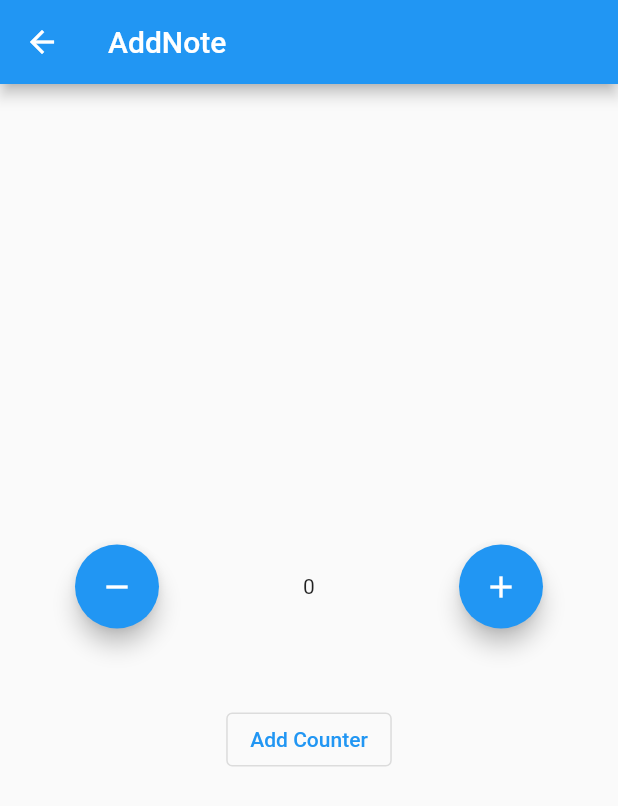
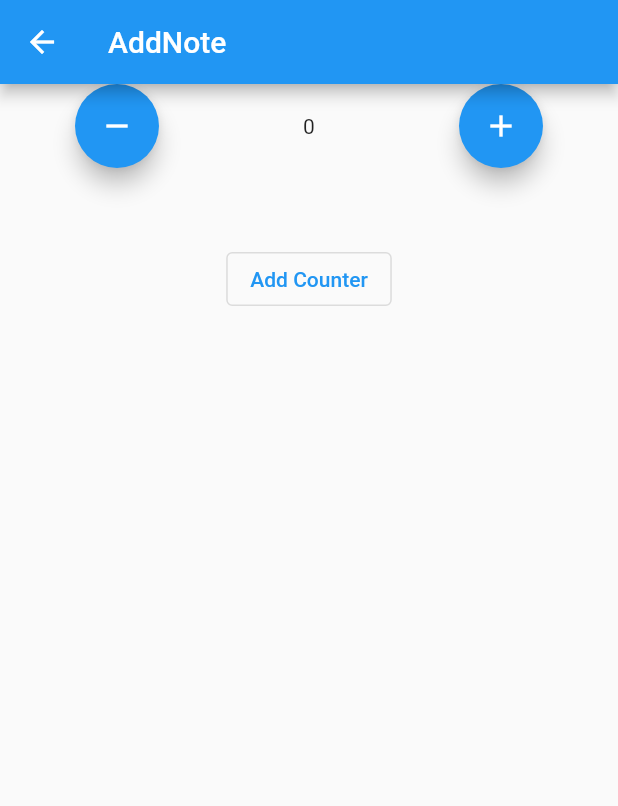
Before and after one commit to Daniel-Shegida/Flutter_List_of_Block_counters_passus_project, a Flutter app: the screen it shows after launch, after a tap on the "add" icon, on a phone screen of 412 x 824 dp. Shown: the top 806 px of the screen. Run offline on Flutter 3.47's test engine with Material 2 defaults, Android fonts, the phone set to English and light mode, and no system bars; our stand-ins replace flutter_bloc, hive, hive_flutter; accounts and stored records are empty.

Commit message:
does cleaning

```diff
--- a/lib/models/counters_model.dart
+++ b/lib/models/counters_model.dart
@@ -8,7 +8,5 @@ class CountersModels {
   @HiveField(0)
   int? number;
 
-
   CountersModels({ this.number});
-
 }
--- a/lib/screens/add_counter_page.dart
+++ b/lib/screens/add_counter_page.dart
@@ -11,41 +11,26 @@ class _AddNotePageState extends State<AddNotePage> {
   int _number = 0;
 
   @override
-  void initState() {
-    super.initState();
-  }
+  Widget build(BuildContext context) {
+    final noteBloc = BlocProvider.of<CountersBloc>(context);
 
-  @override
-  void dispose() {
-    super.dispose();
-  }
-
-  @override
-  Widget build(BuildContext context) {
-//Todo later as event
     void increaseCounter() {
       setState(() {
         _number++;
       });
     }
 
-    //Todo later as event
     void decreaseCounter() {
       setState(() {
         _number--;
       });
     }
 
-    final noteBloc = BlocProvider.of<CountersBloc>(context);
-
     return Scaffold(
         appBar: AppBar(
           title: Text("AddNote"),
         ),
-      body: Center(
-          child: Column(
-        mainAxisAlignment: MainAxisAlignment.center,
-        children: [
+        body: Column(children: [
           Row(
               mainAxisAlignment: MainAxisAlignment.spaceEvenly,
               children: <Widget>[
@@ -54,21 +39,16 @@ class _AddNotePageState extends State<AddNotePage> {
                   tooltip: 'Decrement',
                   child: Icon(Icons.remove),
                 ),
-                Container(
-                  width: 100,
-                  child: Center(
-                    child: Text("$_number"),
-                  ),
-                ),
+                Container(width: 100, child: Center(child: Text("$_number"))),
                 FloatingActionButton(
                   onPressed: increaseCounter,
                   tooltip: 'Increment',
                   child: Icon(Icons.add),
                 ),
               ]),
-
-          SizedBox(height: 50,),
-
+          SizedBox(
+            height: 50,
+          ),
           OutlinedButton(
             onPressed: () {
               noteBloc.add(AddCountersFrave(
@@ -77,50 +57,9 @@ class _AddNotePageState extends State<AddNotePage> {
               Navigator.pop(context);
             },
             child: const Text('Add Counter'),
-          ),
-        ],
-      )),
+          )
+        ])
+    );
     // This trailing comma makes auto-formatting nicer for build methods.
-    );
   }
 }
-
-// body: Center(
-// child: Row(
-// mainAxisAlignment: MainAxisAlignment.spaceEvenly,
-// children: <Widget>[
-// FloatingActionButton(
-// onPressed: () {
-// Navigator.pop(context);
-// },
-// tooltip: 'cancel',
-// child: Icon(Icons.close),
-// ),
-// FloatingActionButton(
-// onPressed: increaseCounter,
-// tooltip: 'Increment',
-// child: Icon(Icons.add),
-// ),
-// Container(
-// width: 100,
-// child: Center(
-// child: Text("$_number"),
-// ),
-// ),
-// FloatingActionButton(
-// onPressed: decreaseCounter,
-// tooltip: 'Increment',
-// child: Icon(Icons.remove),
-// ),
-// FloatingActionButton(
-// onPressed: () {
-//
-// noteBloc.add(AddNoteFrave(
-// number: _number,
-// ));
-// Navigator.pop(context);
-// },
-// tooltip: 'add',
-// child: Icon(Icons.accessible_forward),
-// ),
-// ])),
--- a/lib/screens/homepage.dart
+++ b/lib/screens/homepage.dart
@@ -8,15 +8,12 @@ import 'add_counter_page.dart';
 import 'edit_counter_page.dart';
 
 class HomePage extends StatefulWidget {
+
   @override
   _HomePage createState() => _HomePage();
 }
 
 class _HomePage extends State<HomePage> {
-  @override
-  void initState() {
-    super.initState();
-  }
 
   var box = Hive.box<CountersModels>('KeepCounter');
 
@@ -35,7 +32,6 @@ class _HomePage extends State<HomePage> {
                 child: Text('Нажмите на кнопку, чтобы создать счетчик'),
               );
             }
-
             return BlocBuilder<CountersBloc, CountersState>(builder: (_, state) {
               return ListView.builder(
                   padding: const EdgeInsets.symmetric(horizontal: 10.0),
@@ -69,7 +65,6 @@ class _ListNotes extends StatelessWidget {
   @override
   Widget build(BuildContext context) {
     final size = MediaQuery.of(context).size;
-
     return GestureDetector(
       onTap: () => Navigator.push(
           context,
--- a/lib/widgets/card_widget.dart
+++ b/lib/widgets/card_widget.dart
@@ -38,8 +38,9 @@ class _CardWidget extends State<CardWidget> {
                 onPressed: null,
                 tooltip: 'Increment',
                 child: Icon(Icons.add),
+              )
+            ]),
       ),
-          ])),
     );
   }
 }
```
Lines whose indentation alone changed are shown as unchanged.
